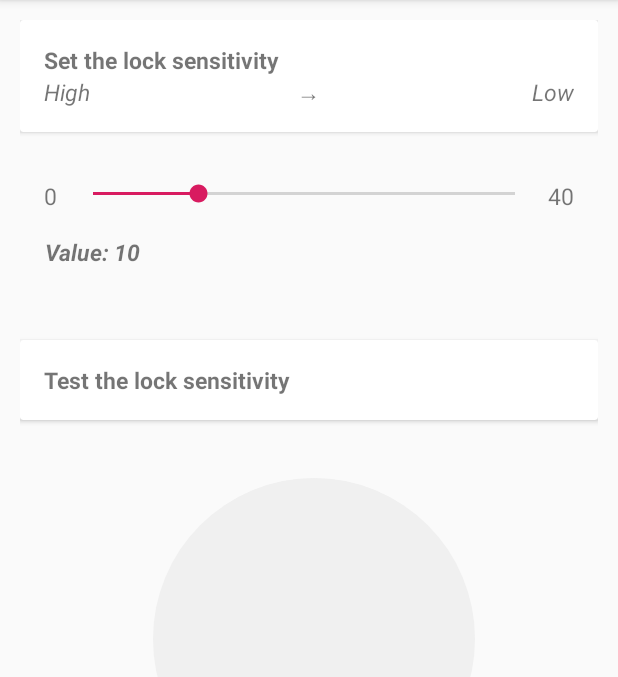
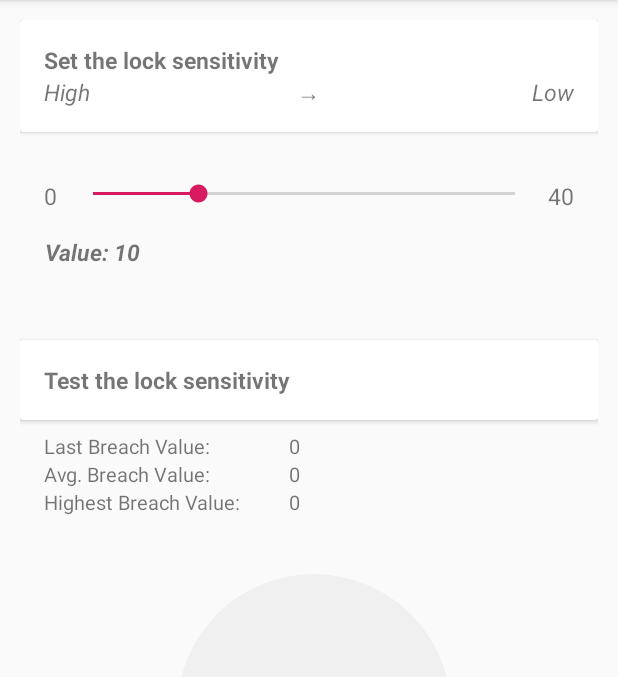
Before and after one commit to wesaphzt/privatelock, an Android app: the screen it shows after launch (MainActivity), on a phone screen of 412 x 824 dp, the part 84-761 px from its top. Run offline under Robolectric (Android 15) with nearby library versions, the phone set to English and light mode, and no system bars; our stand-ins replace sdp/ssp sizes; libraries missing offline, so code that uses them is left out: com.github.paolorotolo.appintro.

Commit message:
add lock stats

```diff
--- a/app/src/main/java/com/wesaphzt/privatelock/MainActivity.java
+++ b/app/src/main/java/com/wesaphzt/privatelock/MainActivity.java
@@ -40,6 +40,8 @@ import com.wesaphzt.privatelock.receivers.DeviceAdminReceiver;
 import com.wesaphzt.privatelock.service.LockService;
 import com.wesaphzt.privatelock.widget.LockWidgetProvider;
 
+import java.util.Locale;
+
 import static com.wesaphzt.privatelock.service.LockService.CHANNEL_ID;
 import static com.wesaphzt.privatelock.service.LockService.DEFAULT_SENSITIVITY;
 import static com.wesaphzt.privatelock.service.LockService.activeListener;
@@ -54,7 +56,6 @@ public class MainActivity extends AppCompatActivity {
     private boolean mInitialized;
     private static SensorManager mSensorManager;
     private Sensor mAccelerometer;
-    private final float NOISE = (float) 2.0;
 
     private SensorEventListener mActiveListener;
 
@@ -74,21 +75,22 @@ public class MainActivity extends AppCompatActivity {
     private boolean isRunning = false;
     private boolean isHit = false;
 
+    //stats
+    private TextView tvLastBreachValue;
+    private TextView tvAvgBreachValue;
+    private TextView tvHighestBreachValue;
+
+    private int triggerCount = 0;
+    private float avgBreachValueTotal = 0;
+    private double highestBreach = 0;
+
     private Circle circle;
     private Circle circle_bg;
-    //circle bg color
-    private int circleBgR = 240; private int circleBgG = 240; private int circleBgB = 240;
     //circle color
     private int circleDefaultR = 88; private int circleDefaultG = 186; private int circleDefaultB = 255;
-    //circle lock color
-    private int circleLockR = 88; private int circleLockG = 255; private int circleLockB = 135;
     int animationDuration = 220;
 
     CircleAngleAnimation animation;
-
-    //first run
-    final private String PREF_VERSION_CODE_KEY = "VERSION_CODE";
-    final private int DOESNT_EXIST = -1;
 
     @Override
     protected void onCreate(Bundle savedInstanceState) {
@@ -129,6 +131,7 @@ public class MainActivity extends AppCompatActivity {
             }
         });
 
+        //animation
         circle = findViewById(R.id.circle);
         circle_bg = findViewById(R.id.circle_bg);
 
@@ -158,9 +161,18 @@ public class MainActivity extends AppCompatActivity {
         CircleAngleAnimation animation = new CircleAngleAnimation(circle_bg, 360);
         //initial animation
         animation.setDuration(500);
-        circle_bg.setColor(circleBgR,circleBgG,circleBgB);
+        //circle bg color
+        int circleBgR = 240;
+        int circleBgG = 240;
+        int circleBgB = 240;
+        circle_bg.setColor(circleBgR, circleBgG, circleBgB);
 
         circle_bg.startAnimation(animation);
+
+        //stats
+        tvLastBreachValue = findViewById(R.id.tvLastBreachValue);
+        tvAvgBreachValue = findViewById(R.id.tvAvgBreachValue);
+        tvHighestBreachValue = findViewById(R.id.tvHighestBreachValue);
 
         //shared prefs
         try {
@@ -180,6 +192,10 @@ public class MainActivity extends AppCompatActivity {
                 isRunning = false;
                 isHit = false;
                 circle.setColor(circleDefaultR, circleDefaultG, circleDefaultB);
+                //reset stat variables
+                triggerCount = 0;
+                avgBreachValueTotal = 0;
+                highestBreach = 0;
             }
         };
 
@@ -388,7 +404,10 @@ public class MainActivity extends AppCompatActivity {
         //get current version code
         int currentVersionCode = BuildConfig.VERSION_CODE;
         //get saved version code
+        int DOESNT_EXIST = -1;
         int savedVersionCode = DOESNT_EXIST;
+        //first run
+        String PREF_VERSION_CODE_KEY = "VERSION_CODE";
         try {
             savedVersionCode = this.prefs.getInt(PREF_VERSION_CODE_KEY, DOESNT_EXIST);
         } catch (Exception e) {
@@ -423,6 +442,7 @@ public class MainActivity extends AppCompatActivity {
             float deltaY = Math.abs(mLastY - y);
             float deltaZ = Math.abs(mLastZ - z);
 
+            float NOISE = (float) 2.0;
             if (deltaX < NOISE) deltaX = (float) 0.0;
             if (deltaY < NOISE) deltaY = (float) 0.0;
             if (deltaZ < NOISE) deltaZ = (float) 0.0;
@@ -438,8 +458,14 @@ public class MainActivity extends AppCompatActivity {
             if (total >= mSensitivity) {
                 //lock screen threshold hit
 
+                stats(total);
+
                 if(!isHit) {
                     CircleAngleAnimation anim = new CircleAngleAnimation(circle, 360);
+                    //circle lock color
+                    int circleLockR = 88;
+                    int circleLockG = 255;
+                    int circleLockB = 135;
                     circle.setColor(circleLockR, circleLockG, circleLockB);
                     anim.setDuration(animationDuration);
                     //set lock color
@@ -467,4 +493,17 @@ public class MainActivity extends AppCompatActivity {
             }
         }
     }
+
+    private void stats(float total) {
+        tvLastBreachValue.setText(String.format(Locale.ENGLISH, "%.1f", (double) total));
+
+        if(total == 0 || total > highestBreach) {
+            highestBreach = total;
+        }
+        tvHighestBreachValue.setText(String.format(Locale.ENGLISH, "%.1f", highestBreach));
+
+        triggerCount += 1;
+        avgBreachValueTotal += total;
+        tvAvgBreachValue.setText(String.format(Locale.ENGLISH, "%.1f", avgBreachValueTotal / triggerCount));
+    }
 }
--- a/app/src/main/res/layout/content_main.xml
+++ b/app/src/main/res/layout/content_main.xml
@@ -141,6 +141,79 @@
             </LinearLayout>
         </androidx.cardview.widget.CardView>
 
+    <RelativeLayout
+        android:layout_width="match_parent"
+        android:layout_height="wrap_content"
+        android:orientation="vertical">
+
+        <RelativeLayout
+            android:id="@+id/rlStatTitles"
+            android:layout_width="wrap_content"
+            android:layout_height="wrap_content"
+            android:layout_marginStart="@dimen/activity_margin"
+            android:layout_marginTop="@dimen/activity_margin_small"
+            android:layout_marginEnd="@dimen/activity_margin">
+
+            <TextView
+                android:id="@+id/tvLastBreachValueTitle"
+                android:layout_width="wrap_content"
+                android:layout_height="wrap_content"
+                android:text="@string/stats_last_breach_value_title"
+                android:textSize="@dimen/_10sdp" />
+
+            <TextView
+                android:id="@+id/tvAvgBreachValueTitle"
+                android:layout_width="wrap_content"
+                android:layout_height="wrap_content"
+                android:layout_below="@id/tvLastBreachValueTitle"
+                android:text="@string/stats_avg_breach_value_title"
+                android:textSize="@dimen/_10sdp" />
+
+            <TextView
+                android:id="@+id/tvHighestBreachValueTitle"
+                android:layout_width="wrap_content"
+                android:layout_height="wrap_content"
+                android:layout_below="@id/tvAvgBreachValueTitle"
+                android:text="@string/stats_highest_breach_value_title"
+                android:textSize="@dimen/_10sdp" />
+
+        </RelativeLayout>
+
+        <RelativeLayout
+            android:id="@+id/rlStatValues"
+            android:layout_width="wrap_content"
+            android:layout_height="wrap_content"
+            android:layout_marginStart="@dimen/activity_margin"
+            android:layout_marginTop="@dimen/activity_margin_small"
+            android:layout_marginEnd="@dimen/activity_margin"
+            android:layout_toEndOf="@id/rlStatTitles">
+
+            <TextView
+                android:id="@+id/tvLastBreachValue"
+                android:layout_width="wrap_content"
+                android:layout_height="wrap_content"
+                android:text="@string/stats_zero"
+                android:textSize="@dimen/_10sdp" />
+
+            <TextView
+                android:id="@+id/tvAvgBreachValue"
+                android:layout_width="wrap_content"
+                android:layout_height="wrap_content"
+                android:layout_below="@id/tvLastBreachValue"
+                android:text="@string/stats_zero"
+                android:textSize="@dimen/_10sdp" />
+
+            <TextView
+                android:id="@+id/tvHighestBreachValue"
+                android:layout_width="wrap_content"
+                android:layout_height="wrap_content"
+                android:layout_below="@id/tvAvgBreachValue"
+                android:text="@string/stats_zero"
+                android:textSize="@dimen/_10sdp" />
+
+        </RelativeLayout>
+    </RelativeLayout>
+
         <RelativeLayout
             android:id="@+id/rlCircle"
             android:layout_width="wrap_content"
--- a/app/src/main/res/values/strings.xml
+++ b/app/src/main/res/values/strings.xml
@@ -14,6 +14,12 @@
     <string name="main_test_lock_sensitivity_title">Test the lock sensitivity</string>
     <string name="main_lock_sensitivity_title_arrow">→</string>
     <string name="sensitivity_value">Value: %1$s</string>
+
+    <!--stats-->
+    <string name="stats_last_breach_value_title">Last Breach Value:</string>
+    <string name="stats_avg_breach_value_title">Avg. Breach Value:</string>
+    <string name="stats_highest_breach_value_title">Highest Breach Value:</string>
+    <string name="stats_zero">0</string>
 
     <!--intro-->
     <string name="slider_page_one_title">@string/app_name</string>
```
